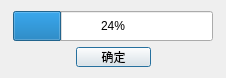
Old version of the form EasyChat/progressdialog.ui in the repository waynecn/WebSocketServerAndClient.
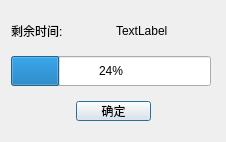
New version of the form.

Commit message: 增加上传和下载剩余时间计算和显示的功能

What changed in the file:
```diff
--- a/EasyChat/progressdialog.ui
+++ b/EasyChat/progressdialog.ui
@@ -7,15 +7,31 @@
     <x>0</x>
     <y>0</y>
     <width>226</width>
-    <height>78</height>
+    <height>142</height>
    </rect>
   </property>
   <property name="windowTitle">
    <string>进度</string>
   </property>
-  <layout class="QGridLayout" name="gridLayout">
-   <item row="0" column="0">
     <layout class="QVBoxLayout" name="verticalLayout">
+   <item>
+    <layout class="QHBoxLayout" name="horizontalLayout_2">
+     <item>
+      <widget class="QLabel" name="label_3">
+       <property name="text">
+        <string>剩余时间:</string>
+       </property>
+      </widget>
+     </item>
+     <item>
+      <widget class="QLabel" name="leftTime">
+       <property name="text">
+        <string>TextLabel</string>
+       </property>
+      </widget>
+     </item>
+    </layout>
+   </item>
      <item>
       <widget class="QProgressBar" name="progressBar">
        <property name="minimumSize">
@@ -63,8 +79,6 @@
           <string/>
          </property>
         </widget>
-       </item>
-      </layout>
      </item>
     </layout>
    </item>
```
Lines whose indentation alone changed are shown as unchanged. The commit also changes 4 other files.
